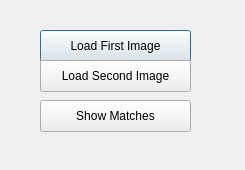
First picture: the form in Dialogs/matchesdialog.ui, repository ai-bites/ocvGUI, before the edit.
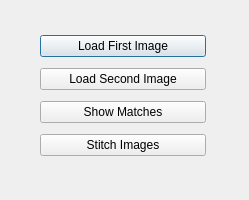
Second picture: the form after the edit.

Commit message: modified epipolar lines to be done on the images

```diff
--- a/Dialogs/matchesdialog.ui
+++ b/Dialogs/matchesdialog.ui
@@ -6,51 +6,52 @@
    <rect>
     <x>0</x>
     <y>0</y>
-    <width>245</width>
-    <height>170</height>
+    <width>249</width>
+    <height>200</height>
    </rect>
   </property>
   <property name="windowTitle">
    <string>Dialog</string>
   </property>
-  <widget class="QPushButton" name="loadFirstImage">
+  <widget class="QWidget" name="">
    <property name="geometry">
     <rect>
      <x>40</x>
      <y>30</y>
-     <width>151</width>
-     <height>32</height>
+     <width>166</width>
+     <height>134</height>
     </rect>
    </property>
+   <layout class="QGridLayout" name="gridLayout">
+    <item row="0" column="0">
+     <widget class="QPushButton" name="loadFirstImage">
    <property name="text">
     <string>Load First Image</string>
    </property>
   </widget>
+    </item>
+    <item row="1" column="0">
   <widget class="QPushButton" name="loadSecondImage">
-   <property name="geometry">
-    <rect>
-     <x>40</x>
-     <y>60</y>
-     <width>151</width>
-     <height>32</height>
-    </rect>
-   </property>
    <property name="text">
     <string>Load Second Image</string>
    </property>
   </widget>
+    </item>
+    <item row="2" column="0">
   <widget class="QPushButton" name="showMatches">
-   <property name="geometry">
-    <rect>
-     <x>40</x>
-     <y>100</y>
-     <width>151</width>
-     <height>32</height>
-    </rect>
-   </property>
    <property name="text">
     <string>Show Matches</string>
    </property>
+     </widget>
+    </item>
+    <item row="3" column="0">
+     <widget class="QPushButton" name="StitchPushButton">
+      <property name="text">
+       <string>Stitch Images</string>
+      </property>
+     </widget>
+    </item>
+   </layout>
   </widget>
  </widget>
  <resources/>
```
Lines whose indentation alone changed are shown as unchanged. The commit also changes 19 other files.
